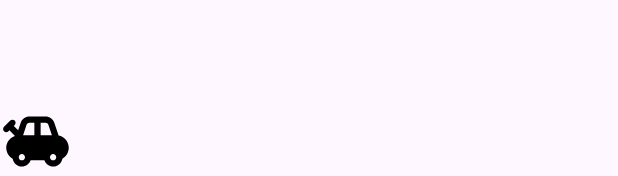
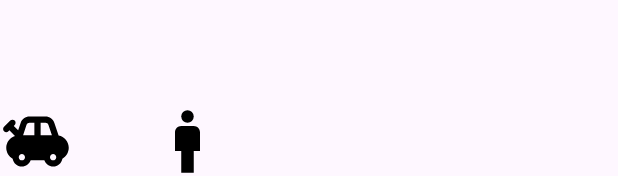
Before and after one commit to mundodigitalpro/PlataformGame, an Android app: the layout activity_main.xml on its own in the app's theme, with its tools: preview values and no code run, on a phone screen of 412 x 824 dp. Shown: the part 1057-1233 px from the top of the screen. Run offline under Robolectric (Android 15) with nearby library versions, the phone set to English and light mode, and no system bars.

Commit message:
Obstacles Added

```diff
--- a/app/src/main/java/com/josejordan/plataformgame/MainActivity.kt
+++ b/app/src/main/java/com/josejordan/plataformgame/MainActivity.kt
@@ -8,6 +8,7 @@ import androidx.appcompat.app.AppCompatActivity
 import kotlinx.coroutines.*
 
 class MainActivity : AppCompatActivity() {
+    private lateinit var man: ImageView
     private lateinit var character: ImageView
     private val moveSpeed = 10
     private var isTouchingLeft = false
@@ -18,7 +19,7 @@ class MainActivity : AppCompatActivity() {
     override fun onCreate(savedInstanceState: Bundle?) {
         super.onCreate(savedInstanceState)
         setContentView(R.layout.activity_main)
-
+        man = findViewById(R.id.man)
         character = findViewById(R.id.character)
         val gameLayout = findViewById<RelativeLayout>(R.id.gameLayout)
         gameLayout.setOnTouchListener { _, event ->
@@ -40,6 +41,13 @@ class MainActivity : AppCompatActivity() {
             true
         }
     }
+    private fun checkCollision(): Boolean {
+        return character.x < man.x + man.width &&
+                character.x + character.width > man.x &&
+                character.y < man.y + man.height &&
+                character.y + character.height > man.y
+    }
+
 
     private fun startUpdatingCharacter() {
         touchJob = CoroutineScope(Dispatchers.Main).launch {
@@ -56,6 +64,11 @@ class MainActivity : AppCompatActivity() {
         } else if (isTouchingRight) {
             moveCharacter(moveSpeed)
         }
+        if (checkCollision()) {
+            // ¡Colisión detectada!
+            // Puedes detener el juego, mostrar un mensaje, etc. según lo necesites.
+            touchJob?.cancel()
+        }
     }
 
     private fun moveCharacter(speed: Int) {
--- /dev/null
+++ b/app/src/main/res/drawable/man.xml
@@ -0,0 +1,6 @@
+<vector android:height="24dp" android:tint="#000000"
+    android:viewportHeight="24" android:viewportWidth="24"
+    android:width="24dp" xmlns:android="http://schemas.android.com/apk/res/android">
+    <path android:fillColor="@android:color/white" android:pathData="M14,7h-4C8.9,7 8,7.9 8,9v6h2v7h4v-7h2V9C16,7.9 15.1,7 14,7z"/>
+    <path android:fillColor="@android:color/white" android:pathData="M12,4m-2,0a2,2 0,1 1,4 0a2,2 0,1 1,-4 0"/>
+</vector>
--- a/app/src/main/res/layout/activity_main.xml
+++ b/app/src/main/res/layout/activity_main.xml
@@ -7,13 +7,27 @@
     android:layout_height="match_parent"
     tools:context=".MainActivity">
 
-    <ImageView
-        android:id="@+id/character"
-        android:layout_width="50dp"
-        android:layout_height="50dp"
-        android:src="@drawable/character"
-        android:layout_alignParentBottom="true"/>
+    <LinearLayout
+        android:layout_width="match_parent"
+        android:layout_height="wrap_content"
+        android:layout_alignParentBottom="true"
+        android:orientation="horizontal">
 
-    <!-- Puedes agregar plataformas similares aquí -->
+        <ImageView
+            android:id="@+id/character"
+            android:layout_width="50dp"
+            android:layout_height="50dp"
+            android:src="@drawable/character" />
 
+        <!-- Aquí está tu obstáculo -->
+        <ImageView
+            android:id="@+id/man"
+            android:layout_width="50dp"
+            android:layout_height="50dp"
+            android:src="@drawable/man"
+            android:layout_marginLeft="50dp"/>
+
+        <!-- Puedes agregar más obstáculos aquí simplemente añadiendo más ImageView dentro de este LinearLayout -->
+
+    </LinearLayout>
 </RelativeLayout>
```
